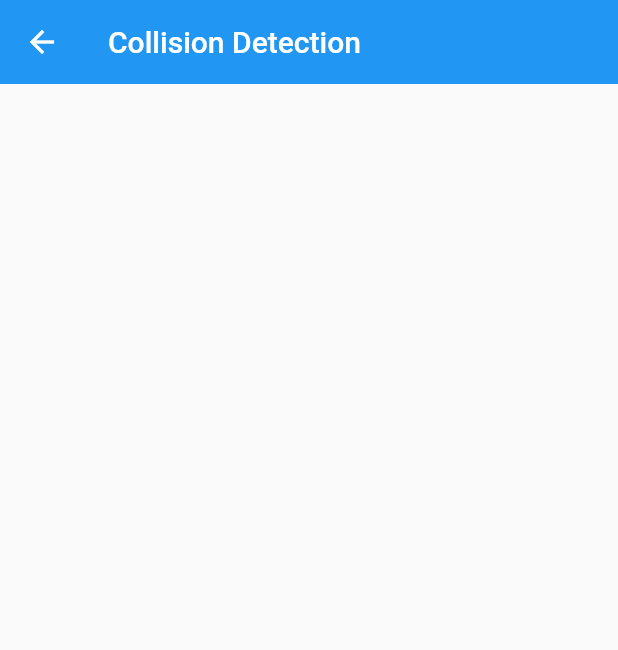
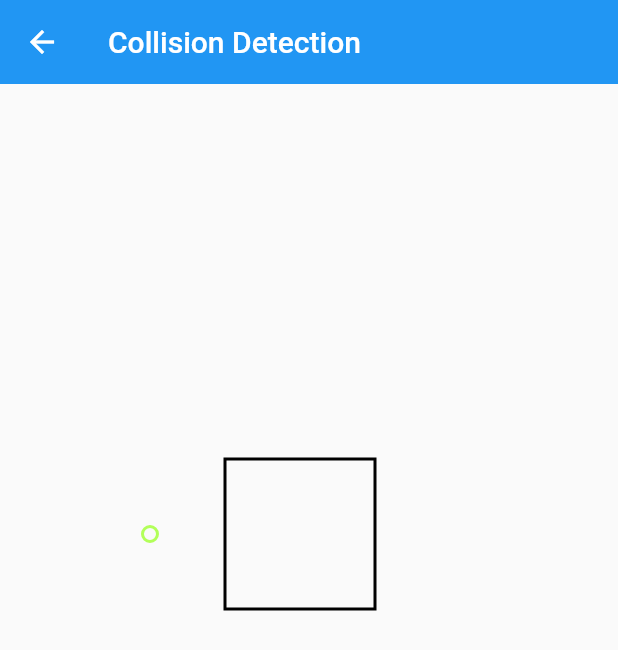
Before and after one commit to YukiMaitani/flutter_samples, a Flutter app: the screen it shows after launch, after a tap on "Collision Detection", on a phone screen of 412 x 824 dp. Shown: the top 650 px of the screen. Run offline on Flutter 3.47's test engine with Material 2 defaults, Android fonts, the phone set to English and light mode, and no system bars; our stand-ins replace audioplayers, bloc, equatable, flutter_bloc, freezed_annotation, go_router and 1 more.

Commit message:
boxesを描写

```diff
--- a/lib/gen/assets.gen.dart
+++ b/lib/gen/assets.gen.dart
@@ -16,6 +16,16 @@ class $AssetsImagesGen {
       const $AssetsImagesLifeOrDeathGen();
 }
 
+class $AssetsSoundsGen {
+  const $AssetsSoundsGen();
+
+  /// File path: assets/sounds/explosion.mp3
+  String get explosion => 'assets/sounds/explosion.mp3';
+
+  /// List of all assets
+  List<String> get values => [explosion];
+}
+
 class $AssetsImagesLifeOrDeathGen {
   const $AssetsImagesLifeOrDeathGen();
 
@@ -31,6 +41,7 @@ class Assets {
   Assets._();
 
   static const $AssetsImagesGen images = $AssetsImagesGen();
+  static const $AssetsSoundsGen sounds = $AssetsSoundsGen();
 }
 
 class AssetGenImage {
--- a/lib/pages/collision_detection/bloc/collision_state.dart
+++ b/lib/pages/collision_detection/bloc/collision_state.dart
@@ -1,7 +1,12 @@
+import 'dart:ui';
+
 import 'package:equatable/equatable.dart';
+import 'package:flutter_samples/pages/collision_detection/model/box.dart';
 
 class CollisionState extends Equatable {
+  final point = const Box(id: 0, center: Offset(100, 300), type: BoxType.point);
+  final polygon =
+      const Box(id: 1, center: Offset(200, 300), type: BoxType.polygon);
   @override
-  // TODO: implement props
-  List<Object?> get props => throw UnimplementedError();
+  List<Object?> get props => [point, polygon];
 }
--- /dev/null
+++ b/lib/pages/collision_detection/model/box.dart
@@ -0,0 +1,19 @@
+import 'dart:ui';
+
+import 'package:freezed_annotation/freezed_annotation.dart';
+
+part 'box.freezed.dart';
+
+enum BoxType {
+  polygon,
+  point,
+}
+
+@freezed
+class Box with _$Box {
+  const factory Box({
+    required int id,
+    required Offset center,
+    required BoxType type,
+  }) = _Box;
+}
--- /dev/null
+++ b/lib/pages/collision_detection/views/boxes_painter.dart
@@ -0,0 +1,31 @@
+import 'package:flutter/material.dart';
+import 'package:flutter_samples/pages/collision_detection/bloc/collision_state.dart';
+
+import '../model/box.dart';
+
+class BoxesPainter extends CustomPainter {
+  BoxesPainter(this.state);
+  final CollisionState state;
+  Box get point => state.point;
+  Box get polygon => state.polygon;
+  @override
+  void paint(Canvas canvas, Size size) {
+    final paint = Paint()
+      ..strokeWidth = 2
+      ..style = PaintingStyle.stroke;
+    canvas.drawCircle(point.center, 5, paint..color = Colors.lightGreenAccent);
+    canvas.drawRect(
+      Rect.fromCenter(
+        center: polygon.center,
+        width: 100,
+        height: 100,
+      ),
+      paint..color = Colors.black,
+    );
+  }
+
+  @override
+  bool shouldRepaint(covariant CustomPainter oldDelegate) {
+    return true;
+  }
+}
--- a/lib/pages/collision_detection/collision_detection_page.dart
+++ b/lib/pages/collision_detection/views/collision_detection_page.dart
@@ -1,6 +1,9 @@
 import 'package:flutter/material.dart';
 import 'package:flutter_bloc/flutter_bloc.dart';
 import 'package:flutter_samples/pages/collision_detection/bloc/collision_bloc.dart';
+import 'package:flutter_samples/pages/collision_detection/bloc/collision_state.dart';
+
+import 'boxes_painter.dart';
 
 class CollisionDetectionPage extends StatefulWidget {
   const CollisionDetectionPage({super.key});
@@ -27,8 +30,25 @@ class _CollisionDetectionPageState extends State<CollisionDetectionPage> {
   }
 
   Widget _buildBody() {
-    return const Column(
-      children: [],
+    return Builder(builder: (context) {
+      final bloc = BlocProvider.of<CollisionBloc>(context);
+      return BlocListener<CollisionBloc, CollisionState>(
+        listener: (context, state) {},
+        child: Column(
+          children: [
+            _buildBoxesPainter(bloc),
+          ],
+        ),
+      );
+    });
+  }
+
+  Widget _buildBoxesPainter(CollisionBloc bloc) {
+    return GestureDetector(
+      child: CustomPaint(
+        painter: BoxesPainter(bloc.state),
+        child: Container(),
+      ),
     );
   }
 }
--- a/lib/router/router.dart
+++ b/lib/router/router.dart
@@ -1,5 +1,5 @@
 import 'package:flutter/material.dart';
-import 'package:flutter_samples/pages/collision_detection/collision_detection_page.dart';
+import 'package:flutter_samples/pages/collision_detection/views/collision_detection_page.dart';
 import 'package:flutter_samples/pages/earth/earth_page.dart';
 import 'package:flutter_samples/pages/home/home_page.dart';
 import 'package:flutter_samples/router/router_paths.dart';
--- a/pubspec.yaml
+++ b/pubspec.yaml
@@ -17,6 +17,7 @@ dependencies:
   flame: ^1.8.2
   equatable: ^2.0.5
   audioplayers: ^5.2.0
+  freezed_annotation: ^2.4.1
 
 dev_dependencies:
   flutter_test:
@@ -25,6 +26,7 @@ dev_dependencies:
   flutter_gen_runner: ^5.3.1
 
   flutter_lints: ^2.0.0
+  freezed: ^2.4.5
 
 flutter:
   assets:
```
Also changed, not shown: lib/pages/collision_detection/model/box.freezed.dart (added), pubspec.lock.
